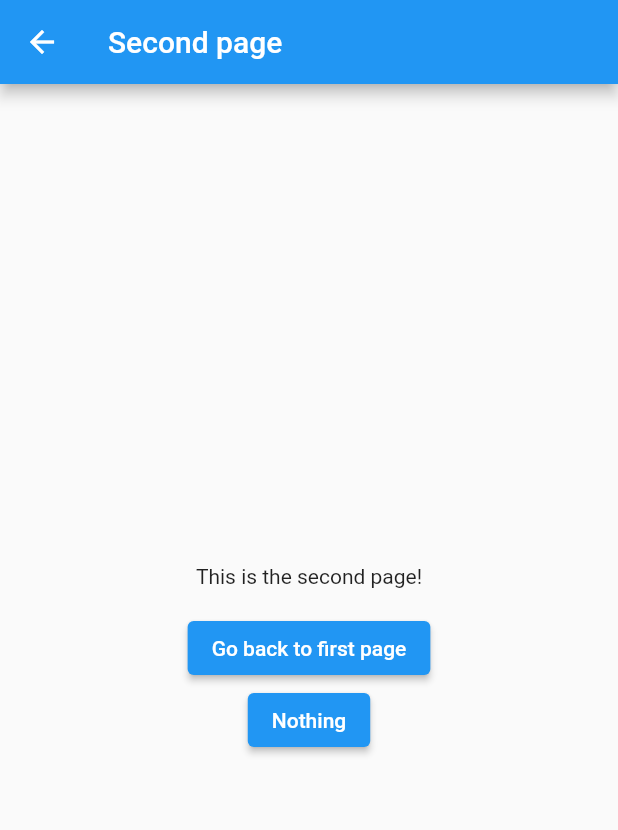
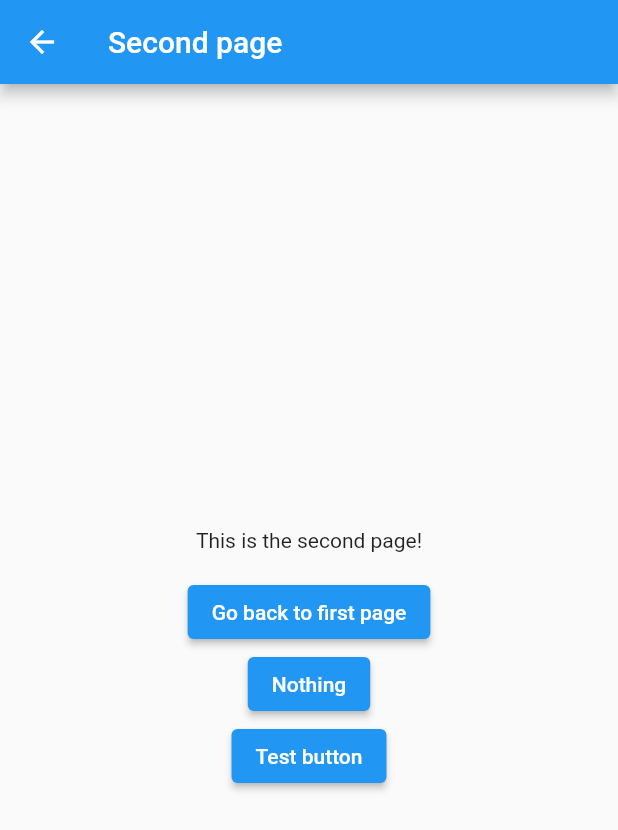
Before and after one commit to cantellir/flutter_code_coverage_github_codecov, a Flutter app: the SecondPage screen opened directly, on a phone screen of 412 x 824 dp. Shown: the top 830 px of the screen. Run offline on Flutter 3.47's test engine with Material 2 defaults, Android fonts, the phone set to English and light mode, and no system bars.

Commit message:
add test button to edit test coverage

```diff
--- a/second_page/lib/src/second_page.dart
+++ b/second_page/lib/src/second_page.dart
@@ -31,6 +31,10 @@ class _SecondPageState extends State<SecondPage> {
                 onPressed: () => Navigator.pop(context),
                 child: const Text('Nothing'),
               ),
+              ElevatedButton(
+                onPressed: () => Navigator.pop(context),
+                child: const Text('Test button'),
+              ),
             ],
           ),
         ),
```
Also changed, not shown: 1 other file.
